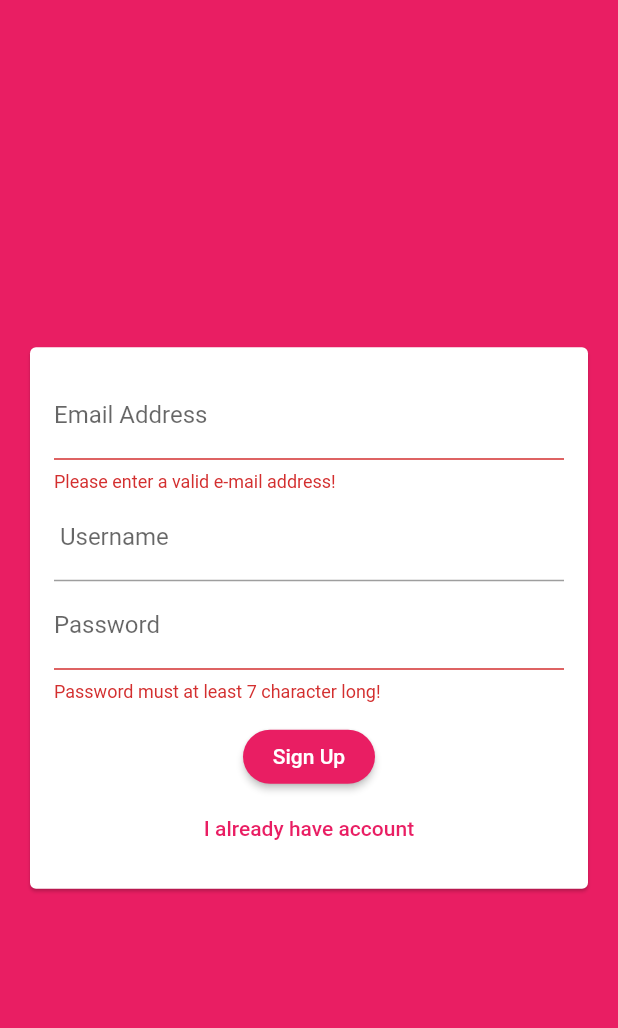
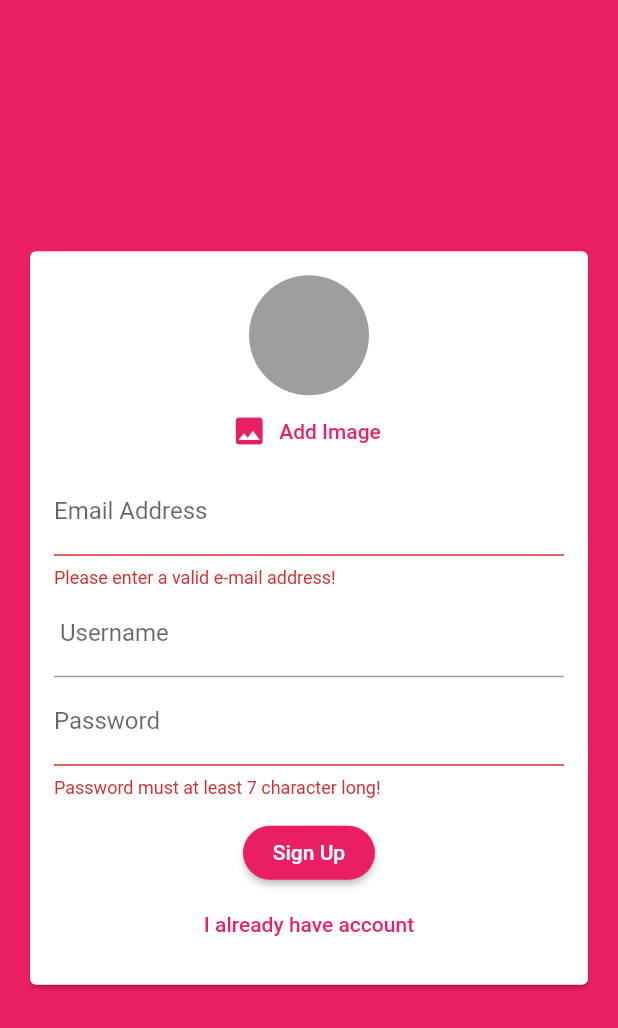
Before and after one commit to adamprabowo/My-Chat-Apps, a Flutter app: the screen it shows after launch, after a tap on "Log In", after a tap on "Create new Account", on a phone screen of 412 x 824 dp. Shown: the top 1028 px of the screen. Run offline on Flutter 3.47's test engine with Material 2 defaults, Android fonts, the phone set to English and light mode, and no system bars; our stand-ins replace cloud_firestore, firebase_auth, image_picker; accounts and stored records are empty.

Commit message:
Adding an image Picker

```diff
--- a/lib/widgets/auth/auth_form.dart
+++ b/lib/widgets/auth/auth_form.dart
@@ -1,4 +1,6 @@
 import 'package:flutter/material.dart';
+
+import '../pickers/user_image_picker.dart';
 
 class AuthForm extends StatefulWidget {
   AuthForm(this.submitFN, this.isLoading);
@@ -54,6 +56,7 @@ class _AuthFormState extends State<AuthForm> {
               child: Column(
                 mainAxisSize: MainAxisSize.min,
                 children: <Widget>[
+                  if (!_isLogin) UserImagePicker(),
                   TextFormField(
                     key: ValueKey('email'),
                     validator: (value) {
--- /dev/null
+++ b/lib/widgets/pickers/user_image_picker.dart
@@ -0,0 +1,42 @@
+import 'dart:io';
+
+import 'package:flutter/material.dart';
+import 'package:image_picker/image_picker.dart';
+
+class UserImagePicker extends StatefulWidget {
+  @override
+  _UserImagePickerState createState() => _UserImagePickerState();
+}
+
+class _UserImagePickerState extends State<UserImagePicker> {
+  File _pickedImage;
+  final picker = ImagePicker();
+
+  void _pickImage() async {
+    // final pickedImageFile = await ImagePicker.pickImage(source: ImageSource.camera);
+    final pickedImageFile = await picker.getImage(source: ImageSource.camera);
+    setState(() {
+      // _pickedImage = pickedImageFile;
+      _pickedImage = File(pickedImageFile.path);
+    });
+  }
+
+  @override
+  Widget build(BuildContext context) {
+    return Column(
+      children: <Widget>[
+        CircleAvatar(
+          radius: 40,
+          backgroundColor: Colors.grey,
+          backgroundImage: _pickedImage != null ? FileImage(_pickedImage) : null,
+        ),
+        FlatButton.icon(
+          textColor: Theme.of(context).primaryColor,
+          onPressed: _pickImage,
+          icon: Icon(Icons.image),
+          label: Text('Add Image'),
+        ),
+      ],
+    );
+  }
+}
--- a/pubspec.yaml
+++ b/pubspec.yaml
@@ -25,6 +25,7 @@ dependencies:
   cupertino_icons: ^0.1.2
   cloud_firestore: ^0.13.6
   firebase_auth: ^0.16.1
+  image_picker: ^0.6.7+1
 
 dev_dependencies:
   flutter_test:
```
Also changed, not shown: pubspec.lock, 1 other file.
